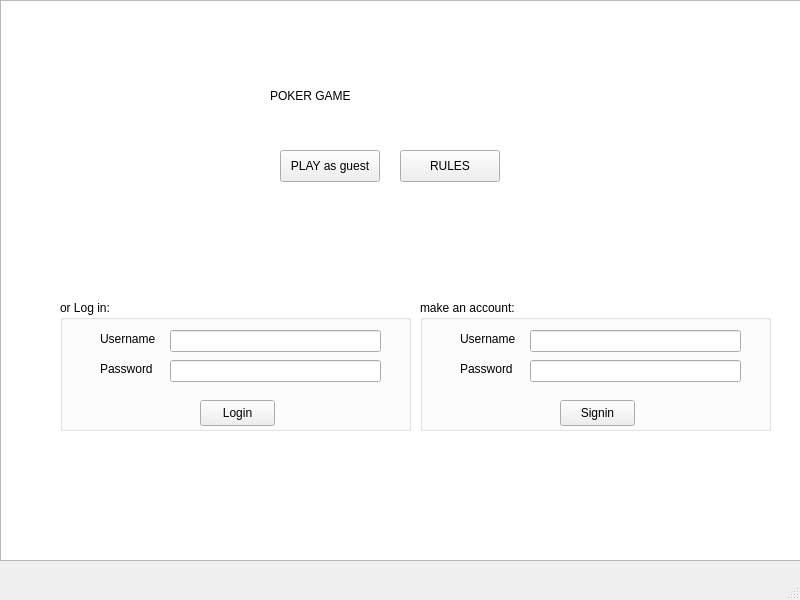
Above: Poker/Visuals/MainWindow/mainwindow.ui from Cenzito/Poker before the change. Below: the same form after it.
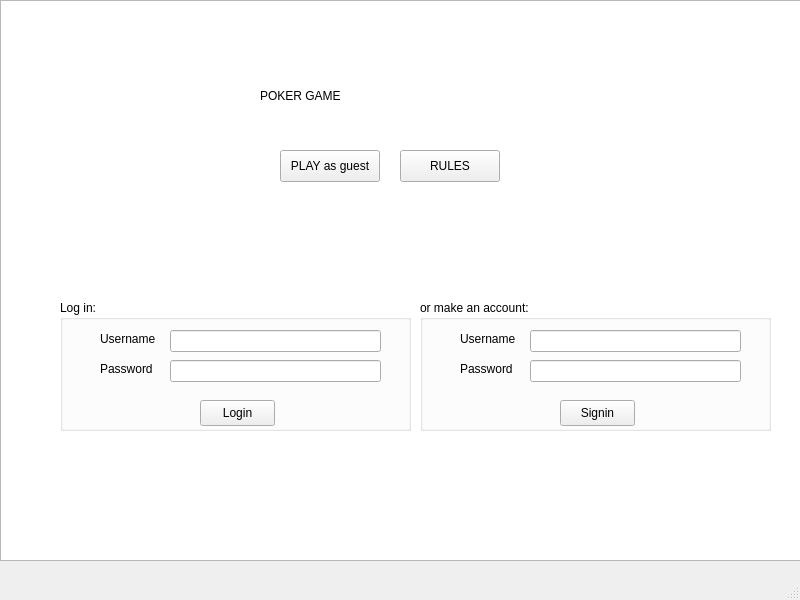
That is the form after the change. Icons and pictures are not drawn.

Diff of the .ui file:
```diff
--- a/Poker/Visuals/MainWindow/mainwindow.ui
+++ b/Poker/Visuals/MainWindow/mainwindow.ui
@@ -36,8 +36,8 @@
 hr { height: 1px; border-width: 0; }
 li.unchecked::marker { content: &quot;\2610&quot;; }
 li.checked::marker { content: &quot;\2612&quot;; }
-&lt;/style&gt;&lt;/head&gt;&lt;body style=&quot; font-family:'.AppleSystemUIFont'; font-size:13pt; font-weight:400; font-style:normal;&quot;&gt;
-&lt;p style=&quot;-qt-paragraph-type:empty; margin-top:0px; margin-bottom:0px; margin-left:0px; margin-right:0px; -qt-block-indent:0; text-indent:0px;&quot;&gt;&lt;br /&gt;&lt;/p&gt;&lt;/body&gt;&lt;/html&gt;</string>
+&lt;/style&gt;&lt;/head&gt;&lt;body style=&quot; font-family:'Segoe UI'; font-size:9pt; font-weight:400; font-style:normal;&quot;&gt;
+&lt;p style=&quot;-qt-paragraph-type:empty; margin-top:0px; margin-bottom:0px; margin-left:0px; margin-right:0px; -qt-block-indent:0; text-indent:0px; font-family:'.AppleSystemUIFont'; font-size:13pt;&quot;&gt;&lt;br /&gt;&lt;/p&gt;&lt;/body&gt;&lt;/html&gt;</string>
     </property>
    </widget>
    <widget class="QPushButton" name="pushButton">
@@ -62,9 +62,9 @@
    <widget class="QLabel" name="label">
     <property name="geometry">
      <rect>
-      <x>270</x>
+      <x>260</x>
       <y>70</y>
-      <width>241</width>
+      <width>271</width>
       <height>51</height>
      </rect>
     </property>
@@ -140,7 +140,7 @@
      </rect>
     </property>
     <property name="title">
-     <string>or Log in:</string>
+     <string>Log in:</string>
     </property>
     <widget class="QLineEdit" name="lineEdit_user">
      <property name="geometry">
@@ -212,7 +212,7 @@
      </rect>
     </property>
     <property name="title">
-     <string>make an account:</string>
+     <string>or make an account:</string>
     </property>
     <widget class="QLineEdit" name="lineEdit_newuser">
      <property name="geometry">
```
Left out of the diff: 4 changed lines with no effect on the pictures.
